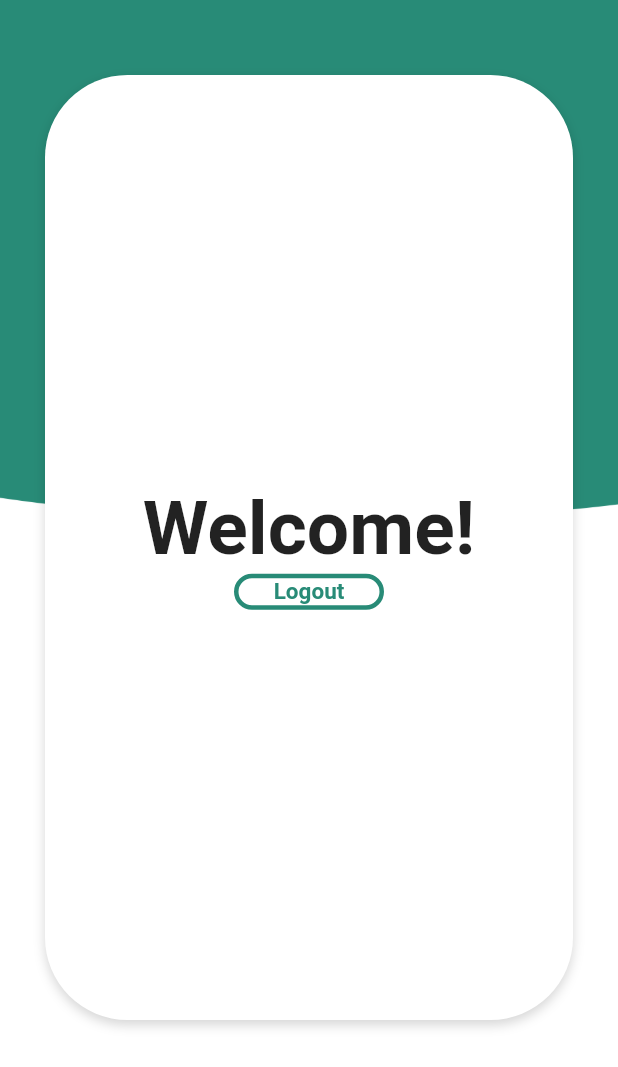
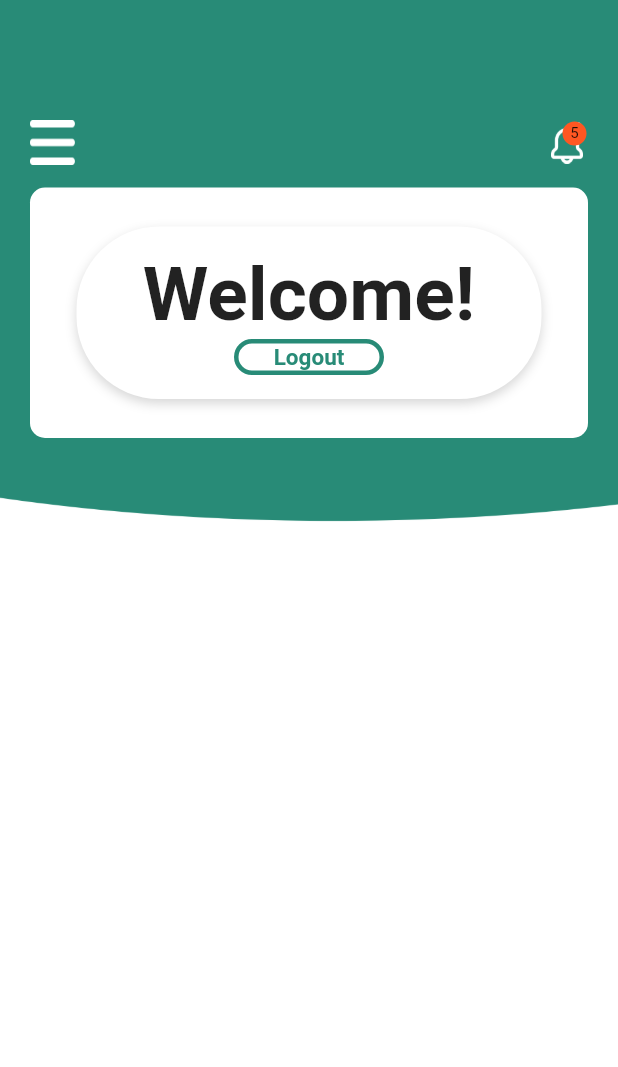
Before and after one commit to maruthu-anabond/leave_management, a Flutter app: the Home widget shown alone on an empty page, opened directly, on a phone screen of 412 x 824 dp. Shown: the top 1067 px of the screen. Run offline on Flutter 3.47's test engine with Material 2 defaults, Android fonts, the phone set to English and light mode, and no system bars; our stand-ins replace flutter_cache_manager, flutter_spinkit, flutter_svg, image_cropper, image_picker, shared_preferences; missing offline and left inert: adobe_xd, image_cropper_for_web, image_picker_for_web, shared_preferences_web; accounts and stored records are empty.

Commit message:
#3788 Leave application-Mobile app Home screen

```diff
--- a/lib/config/images.dart
+++ b/lib/config/images.dart
@@ -5,4 +5,5 @@ class UIImageData {
   static const String bg = '$imageDir/appbg.png';
   static const String eye = '$imageDir/eye.png';
   static const String eyeclose = '$imageDir/eye-close.png';
+  static const String notification = '$imageDir/notification.png';
 }
--- a/lib/config/style.dart
+++ b/lib/config/style.dart
@@ -55,6 +55,21 @@ const appStyle = {
 //         fontWeight: FontWeight.w400),
 //   ),
 // );
+var userheading = TextStyle(
+  fontSize: 18.0,
+  color: Color(0xffFFFFFF),
+  fontWeight: FontWeight.w400,
+);
+var headerSubhead = TextStyle(
+  fontSize: 10.0,
+  color: Color(0xccffffff),
+  fontWeight: FontWeight.w400,
+);
+var centerheading = TextStyle(
+  fontSize: appStyle['secondarymediumsize'] as double,
+  color: appStyle['primaryWhiteColor'] as Color,
+  fontWeight: FontWeight.w600,
+);
 var inputValueStyle = TextStyle(
   fontSize: 16.0,
   color: Color(0xff707070),
--- /dev/null
+++ b/lib/myWidget/badges.dart
@@ -0,0 +1,48 @@
+import 'package:flutter/material.dart';
+
+class Badge extends StatelessWidget {
+  final double top;
+  final double right;
+  final Widget child; // our Badge widget will wrap this child widget
+  final String value; // what displays inside the badge
+  final Color? color; // the  background color of the badge - default is red
+
+  Badge(
+      { required this.child,
+        required this.value,
+        this.color,
+        required this.top,
+        required this.right});
+
+  @override
+  Widget build(BuildContext context) {
+    return Stack(
+      alignment: Alignment.center,
+      children: [
+        child,
+        Positioned(
+          right: right,
+          top: top,
+          child: Container(
+            padding: EdgeInsets.all(2.0),
+            decoration: BoxDecoration(
+              borderRadius: BorderRadius.circular(10.0),
+              color: color != null ? color : Colors.deepOrange,
+            ),
+            constraints: BoxConstraints(
+              minWidth: 16,
+              minHeight: 16,
+            ),
+            child: Text(
+              value,
+              textAlign: TextAlign.center,
+              style: TextStyle(
+                fontSize: 10,
+              ),
+            ),
+          ),
+        )
+      ],
+    );
+  }
+}
--- a/lib/views/pages/home.dart
+++ b/lib/views/pages/home.dart
@@ -12,7 +12,9 @@ import 'package:adobe_xd/page_link.dart';
 // import './LeaveHistory4.dart';
 import 'package:flutter_svg/flutter_svg.dart';
 import 'package:leave_management/myWidget/appbackground.dart';
+import 'package:leave_management/myWidget/badges.dart';
 import 'package:leave_management/views/pages/login.dart';
+import 'package:leave_management/views/templates/headernav.dart';
 
 import '../../config/style.dart';
 
@@ -30,20 +32,47 @@ class Home extends StatefulWidget {
     }
   @override
   Widget build(BuildContext context) {
-    return AppBackground(child: ListView(
-        physics: ClampingScrollPhysics(),
-        shrinkWrap: true,
+    return AppBackground(child: Container(
+        child: Stack(
         children: <Widget>[
-          SizedBox(
-            height: 40.0,
+        Container(
+        child: Column(
+          mainAxisSize: MainAxisSize.min,
+          children: <Widget>[
+            SizedBox(height: 80.0,
         ),
         Container(
-            margin: EdgeInsets.symmetric(horizontal: 15.0),
-            width: MediaQuery.of(context).size.width,
-            height: 650.0,
+          child: headerBar(
+            context,
+            profilePic: 'assets/images/menu.png',
+            name: "1",
+            notificationIcon: UIImageData.notification,
+            notificationCount: (5).toString(),
+            extraIcon: true,
+          ),
+
+        ),
+        SizedBox(height: 5.0,),
+        Expanded(
+        flex: 1,
+        child: DefaultTabController(
+          length: 2,
+          child: Column(
+          children: <Widget>[
+            Container(
+              padding: EdgeInsets.all(16.0),
+              decoration: BoxDecoration(
+                borderRadius: BorderRadius.circular(10.0),
+                color: appStyle['primaryWhiteColor'] as Color,
+              ),
+              margin: EdgeInsets.symmetric(horizontal: 20.0),
+              child: SingleChildScrollView(
+                physics: ScrollPhysics(),
+                child: Column(
+                  children: <Widget>[
+                Container(
                 child: cardWidgetlogin(
                     Form(
-                // key: _formKey,
                     child: Column(
                       children: <Widget>[
                         Text("Welcome!",
@@ -65,7 +94,7 @@ class Home extends StatefulWidget {
                             alignment: Alignment.center,
                             decoration: BoxDecoration(
                               color: const Color(0xffffffff),
-                          borderRadius: BorderRadius.circular(55.0),
+                              borderRadius: BorderRadius.circular(105.0),
                               border: Border.all(
                                   width: 3.0, color: const Color(0xff288b77)),
                               // gradient: LinearGradient(
@@ -84,9 +113,16 @@ class Home extends StatefulWidget {
                 ),
                 ),
               ),
+        ],),),
+            ),
+              ],
+          ),),),
           ],
         ),
-    );
+    ),
+    ],
+    ),
+    ),);
   }
   }
 const String _svg_thjpg3 =
--- /dev/null
+++ b/lib/views/templates/headernav.dart
@@ -0,0 +1,318 @@
+import 'package:leave_management/config/app_lang.dart';
+import 'package:leave_management/config/images.dart';
+import 'package:leave_management/config/style.dart';
+import 'package:leave_management/views/pages/login.dart';
+import 'package:flutter/material.dart';
+import 'package:leave_management/myWidget/badges.dart';
+import 'package:leave_management/views/functions.dart';
+import 'package:flutter_cache_manager/flutter_cache_manager.dart';
+
+// @override
+// clearNotifyList() {
+//   clearNotificationsList();
+// }
+
+Widget headerBar(
+    context, {
+      String? scopepageIcon,
+      String? overviewpageIcon,
+      String? notificationIcon,
+      String profilePic =
+      'https://png.pngtree.com/png-vector/20190223/ourlarge/pngtree-vector-avatar-icon-png-image_695765.jpg',
+      String name = '',
+      String data = '',
+      bool extraIcon = false,
+      bool scope = false,
+      bool notifyIcon = true,
+      bool profileFlag = true,
+      String notificationCount = '',
+    }) {
+  return Container(
+    padding: EdgeInsets.symmetric(horizontal: 20.0),
+    child: Column(
+      mainAxisAlignment: MainAxisAlignment.spaceBetween,
+      children: <Widget>[
+        Container(
+          padding: EdgeInsets.only(bottom: 10.0),
+          child: Row(
+            crossAxisAlignment: CrossAxisAlignment.center,
+            mainAxisAlignment: MainAxisAlignment.center,
+            children: <Widget>[
+              // scope?GestureDetector(
+              //   onTap: () {
+              //     Navigator.pop(context);
+              //   },
+              //   // child: Image(
+              //   //   image: AssetImage(UIImageData.back_arrow),
+              //   //   width: 26.0,
+              //   //   height: 26.0,
+              //   // ),
+              // ):SizedBox(),
+              GestureDetector(
+                // onTap: () {
+                //   Navigator.push(
+                //     context,
+                //     MaterialPageRoute(
+                //       builder: (context) => ProfileWidget(),
+                //     ),
+                //   );
+                // },
+                child: Container(
+                  width: 30.0,
+                  height: 30.0,
+                  decoration: new BoxDecoration(
+                    image: new DecorationImage(
+                      fit: BoxFit.fill,
+                      image: AssetImage(profilePic),
+                    ),
+                  ),
+                ),
+              ),
+              Expanded(
+                child: Padding(
+                  padding: EdgeInsets.only(
+                    left: 10.0,
+                  ),
+                  child: Column(
+                    children: <Widget>[
+                      // Align(
+                      //   alignment: Alignment.topLeft,
+                      //   child: Text(
+                      //     ucwords("e") + '$name',
+                      //     textAlign: TextAlign.left,
+                      //     style: userheading,
+                      //   ),
+                      // ),
+                      SizedBox(
+                        height: 5.0,
+                      ),
+                      Align(
+                        alignment: Alignment.topLeft,
+                        child: Text(
+                          data,
+                          textAlign: TextAlign.center,
+                          style: headerSubhead,
+                        ),
+                      ),
+                    ],
+                  ),
+                ),
+              ),
+              // extraIcon
+              //     ? GestureDetector(
+              //   onTap: () {
+              //     Navigator.push(
+              //       context,
+              //       MaterialPageRoute(
+              //         builder: (context) =>
+              //         scope ? OverView() : ScopeLayout(),
+              //       ),
+              //     );
+              //   },
+              //   child: Image(
+              //     image: AssetImage(scopepageIcon),
+              //     width: 28.0,
+              //     height: 28.0,
+              //   ),
+              // )
+              //     : Text(""),
+              // SizedBox(width: 23.0),
+              // GestureDetector(
+              //   onTap: () {
+              //     Navigator.push(
+              //       context,
+              //       MaterialPageRoute(
+              //         builder: (context) => OverView(),
+              //       ),
+              //     );
+              //   },
+              //   child: Image(
+              //     image: AssetImage(overviewpageIcon),
+              //     width: 18.0,
+              //     height: 20.0,
+              //   ),
+              // ),
+
+              notifyIcon
+                  ? GestureDetector(
+                // onTap: () {
+                //   Navigator.push(
+                //     context,
+                //     MaterialPageRoute(
+                //       builder: (context) => NotificationPage(''),
+                //     ),
+                //   );
+                // },
+
+                child:  notificationCount != '0' ? Badge(
+                  top: 0,
+                  right: 1,
+                  value: notificationCount,
+                  child:
+                  Image(
+                    image: AssetImage(UIImageData.notification),
+                    width: 28.0,
+                    height: 28.0,
+                  ),
+                ) : Image(
+                  image: AssetImage(UIImageData.notification),
+                  width: 28.0,
+                  height: 28.0,
+                ),
+              )
+                  : SizedBox(),
+            ],
+          ),
+        ),
+      ],
+    ),
+  );
+}
+
+Widget headerStyleTwo(
+    String title,
+    BuildContext context, {
+      bool icon = true,
+      String? iconpath,
+      bool subheading = false,
+      String? subtitle,
+      bool menuIcon = false,
+      String buttonName = '',
+      bool profileFlag = false,
+      bool switchOrg = false,
+      bool scope = true,
+    }) {
+  return Container(
+    child: Column(
+      mainAxisAlignment: MainAxisAlignment.spaceBetween,
+      children: <Widget>[
+        Container(
+          padding: EdgeInsets.only(top: 20.0),
+          child: Row(
+            children: <Widget>[
+              scope ? GestureDetector(
+                onTap: () {
+                  Navigator.pop(context);
+                },
+                // child: Image(
+                //   image: AssetImage(UIImageData.back_arrow),
+                //   width: 26.0,
+                //   height: 26.0,
+                // ),
+              ):
+              // GestureDetector(
+              //   onTap: () {
+              //     Navigator.push(
+              //       context,
+              //       MaterialPageRoute(builder: (context) => OverView()),
+              //     );
+              //   },
+              //   child: Image(
+              //     image: AssetImage(UIImageData.back_arrow),
+              //     width: 26.0,
+              //     height: 26.0,
+              //   ),
+              // ),
+              Expanded(
+                child: Column(
+                  children: <Widget>[
+                    Container(
+                      padding: switchOrg ? EdgeInsets.only(left: 63.0) : buttonName == 'Clear all' ? EdgeInsets.only(left: 47.0) : EdgeInsets.only(left: 0.0),
+                      child: Align(
+                        alignment: Alignment.center,
+                        child:Text(
+                          title,
+                          textAlign: TextAlign.center,
+                          style: centerheading,
+                        ),
+                      ),
+                    ),
+                    subheading
+                        ? Container(
+                      child: Text(
+                        '"$subtitle"',
+                        textAlign: TextAlign.center,
+                        style: TextStyle(
+                          fontSize: 11.0,
+                          color: appStyle["primaryWhiteColor"] as Color,
+                        ),
+                      ),
+                    )
+                        : SizedBox(),
+                  ],
+                ),
+              ),
+              GestureDetector(
+                onTap: () {
+                  // Navigator.push(
+                  //   context,
+                  //   MaterialPageRoute(builder: (context) => ChooseOrganization()),
+                  // );
+                },
+                // child: switchOrg ? Image(
+                //   image: AssetImage(UIImageData.settingIcon),
+                //   width: 26.0,
+                //   height: 26.0,
+                // ): SizedBox(),
+              ),
+              SizedBox(width: 20.0,),
+              // GestureDetector(
+              //   onTap: () {
+              //     Logout(){
+              //       setSP('access_token', null);
+              //       setSP('organization', null);
+              //       DefaultCacheManager().emptyCache();
+              //       Navigator.push(context, MaterialPageRoute(builder: (context) => Login(),),);
+              //     }
+              //     // buttonName == "Logout"
+              //     //   ? setSP('access_token', null) : SizedBox();
+              //     // buttonName == "Logout"
+              //     //     ? setSP('organization', null) : SizedBox();
+              //     buttonName == "Logout"
+              //         ? Logout()
+              //         : Navigator.pushReplacement(context, MaterialPageRoute(builder: (context) =>NotificationPage('delete')));
+              //   },
+              //   child: icon
+              //       ? Image(
+              //     image: AssetImage(iconpath),
+              //     width: 22.0,
+              //   )
+              //       : Text(
+              //     buttonName,
+              //     style: TextStyle(
+              //       color: appStyle["primaryWhiteColor"],
+              //     ),
+              //   ),
+              // ),
+              // menuIcon
+              //     ? PopupMenuButton(
+              //         icon: Align(
+              //           alignment: Alignment.centerRight,
+              //           child: Icon(
+              //             Icons.more_vert,
+              //             color: Colors.white,
+              //           ),
+              //         ),
+              //         itemBuilder: (context) => [
+              //           PopupMenuItem(
+              //             child: Text("Settings"),
+              //             value: 0,
+              //           ),
+              //           PopupMenuItem(
+              //             child: Text("Flutter.io"),
+              //             value: 1,
+              //           ),
+              //           PopupMenuItem(
+              //             child: Text("Google.com"),
+              //             value: 2,
+              //           ),
+              //         ],
+              //       )
+              //     : SizedBox(),
+            ],
+          ),
+        ),
+      ],
+    ),
+  );
+}
--- a/pubspec.yaml
+++ b/pubspec.yaml
@@ -39,6 +39,7 @@ dependencies:
   shared_preferences: ^2.0.15
   flutter_spinkit: ^5.1.0
   adobe_xd: ^2.0.1
+  flutter_cache_manager: ^3.3.0
 
 dev_dependencies:
   flutter_test:
```
Also changed, not shown: assets/images/menu.png (added), assets/images/notification.png (added). Lines whose indentation alone changed are shown as unchanged.
